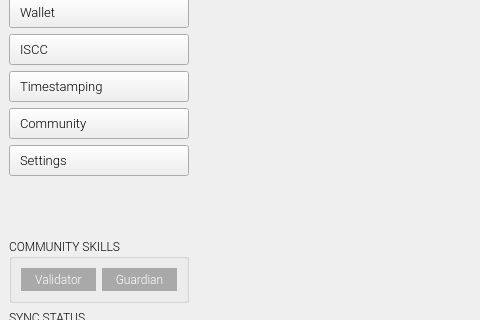
First picture: the form in app/ui/proto.ui, repository coblo/gui-demo, before the edit; both pictures show x 0 to 480 and y 114 to 434 of the 800 by 600 pixel window.
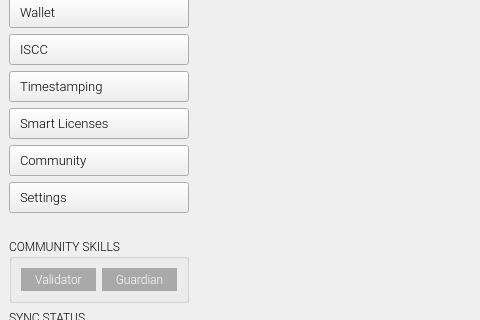
Second picture: the form after the edit. The open tabs and pages were chosen to show the change. Icons and pictures are not drawn. Custom widgets are drawn as their Qt base class.

Commit message: Add table for tokens

Patch:
```diff
--- a/app/ui/proto.ui
+++ b/app/ui/proto.ui
@@ -102,6 +102,9 @@
            <height>16777215</height>
           </size>
          </property>
+         <property name="toolTipDuration">
+          <number>4</number>
+         </property>
          <layout class="QVBoxLayout" name="verticalLayout_7">
           <property name="spacing">
            <number>6</number>
@@ -295,6 +298,42 @@
             </attribute>
            </widget>
           </item>
+          <item>
+           <widget class="QPushButton" name="btn_nav_token">
+            <property name="sizePolicy">
+             <sizepolicy hsizetype="Preferred" vsizetype="Fixed">
+              <horstretch>0</horstretch>
+              <verstretch>0</verstretch>
+             </sizepolicy>
+            </property>
+            <property name="font">
+             <font>
+              <family>Roboto Light</family>
+              <pointsize>10</pointsize>
+              <stylestrategy>PreferDefault</stylestrategy>
+             </font>
+            </property>
+            <property name="styleSheet">
+             <string notr="true">QPushButton {text-align: left; padding: 6 10 6 10;}</string>
+            </property>
+            <property name="text">
+             <string>Smart Licenses</string>
+            </property>
+            <property name="icon">
+             <iconset resource="resources.qrc">
+              <normaloff>:/images/resources/floppy_black.svg</normaloff>:/images/resources/floppy_black.svg</iconset>
+            </property>
+            <property name="checkable">
+             <bool>true</bool>
+            </property>
+            <property name="autoExclusive">
+             <bool>true</bool>
+            </property>
+            <attribute name="buttonGroup">
+             <string notr="true">btn_grp_nav</string>
+            </attribute>
+           </widget>
+          </item>
           <item>
            <widget class="QPushButton" name="btn_nav_community">
             <property name="font">
@@ -580,7 +619,7 @@
           <string/>
          </property>
          <property name="currentIndex">
-          <number>4</number>
+          <number>2</number>
          </property>
          <widget class="QWidget" name="wgt_page_wallet">
           <layout class="QVBoxLayout" name="lout_page_wallet_v">
@@ -821,6 +860,16 @@
            </property>
           </layout>
          </widget>
+         <widget class="QWidget" name="wgt_page_token">
+          <layout class="QVBoxLayout" name="lout_page_token_v">
+           <property name="spacing">
+            <number>9</number>
+           </property>
+           <property name="bottomMargin">
+            <number>0</number>
+           </property>
+          </layout>
+         </widget>
          <widget class="QWidget" name="wgt_page_community">
           <layout class="QVBoxLayout" name="verticalLayout_3">
            <property name="spacing">
```
The commit also changes 4 other files.
